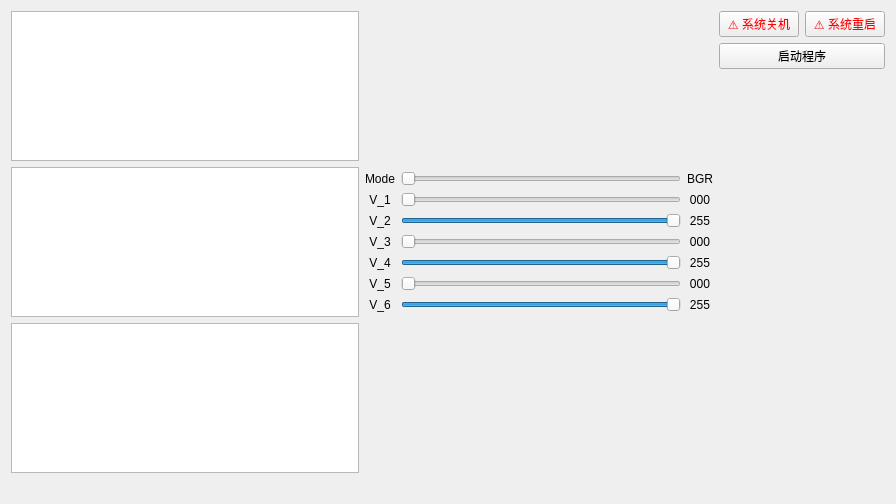
Qt form src/nationale/assets/app_traditional.ui (neoluxis/2025_electronic_design) before a commit.
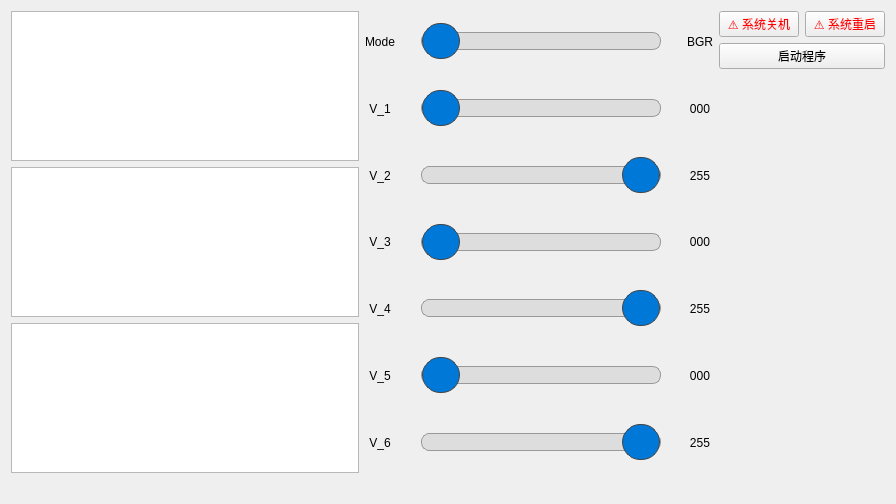
The same form after that commit.

The edit to the form file:
```diff
--- a/src/nationale/assets/app_traditional.ui
+++ b/src/nationale/assets/app_traditional.ui
@@ -81,6 +81,31 @@
          </item>
          <item row="6" column="1">
           <widget class="QSlider" name="sldv6">
+           <property name="sizePolicy">
+            <sizepolicy hsizetype="Expanding" vsizetype="Expanding">
+             <horstretch>0</horstretch>
+             <verstretch>0</verstretch>
+            </sizepolicy>
+           </property>
+           <property name="styleSheet">
+            <string notr="true">QSlider::groove:horizontal {
+    border: 1px solid #999;
+    height: 16px;                /* 滑轨变粗 */
+    background: #ddd;
+    border-radius: 8px;
+    margin: 0 20px;
+}
+
+QSlider::handle:horizontal {
+    background: #0078d7;         /* 蓝色圆柄 */
+    border: 1px solid #444;
+    width: 36px;                 /* 柄变大 */
+    height: 36px;
+    margin: -10px 0;             /* 垂直居中对齐轨道 */
+    border-radius: 18px;
+}
+</string>
+           </property>
            <property name="maximum">
             <number>255</number>
            </property>
@@ -104,6 +129,31 @@
          </item>
          <item row="3" column="1">
           <widget class="QSlider" name="sldv3">
+           <property name="sizePolicy">
+            <sizepolicy hsizetype="Expanding" vsizetype="Expanding">
+             <horstretch>0</horstretch>
+             <verstretch>0</verstretch>
+            </sizepolicy>
+           </property>
+           <property name="styleSheet">
+            <string notr="true">QSlider::groove:horizontal {
+    border: 1px solid #999;
+    height: 16px;                /* 滑轨变粗 */
+    background: #ddd;
+    border-radius: 8px;
+    margin: 0 20px;
+}
+
+QSlider::handle:horizontal {
+    background: #0078d7;         /* 蓝色圆柄 */
+    border: 1px solid #444;
+    width: 36px;                 /* 柄变大 */
+    height: 36px;
+    margin: -10px 0;             /* 垂直居中对齐轨道 */
+    border-radius: 18px;
+}
+</string>
+           </property>
            <property name="maximum">
             <number>255</number>
            </property>
@@ -114,6 +164,31 @@
          </item>
          <item row="4" column="1">
           <widget class="QSlider" name="sldv4">
+           <property name="sizePolicy">
+            <sizepolicy hsizetype="Expanding" vsizetype="Expanding">
+             <horstretch>0</horstretch>
+             <verstretch>0</verstretch>
+            </sizepolicy>
+           </property>
+           <property name="styleSheet">
+            <string notr="true">QSlider::groove:horizontal {
+    border: 1px solid #999;
+    height: 16px;                /* 滑轨变粗 */
+    background: #ddd;
+    border-radius: 8px;
+    margin: 0 20px;
+}
+
+QSlider::handle:horizontal {
+    background: #0078d7;         /* 蓝色圆柄 */
+    border: 1px solid #444;
+    width: 36px;                 /* 柄变大 */
+    height: 36px;
+    margin: -10px 0;             /* 垂直居中对齐轨道 */
+    border-radius: 18px;
+}
+</string>
+           </property>
            <property name="maximum">
             <number>255</number>
            </property>
@@ -137,6 +212,31 @@
          </item>
          <item row="1" column="1">
           <widget class="QSlider" name="sldv1">
+           <property name="sizePolicy">
+            <sizepolicy hsizetype="Expanding" vsizetype="Expanding">
+             <horstretch>0</horstretch>
+             <verstretch>0</verstretch>
+            </sizepolicy>
+           </property>
+           <property name="styleSheet">
+            <string notr="true">QSlider::groove:horizontal {
+    border: 1px solid #999;
+    height: 16px;                /* 滑轨变粗 */
+    background: #ddd;
+    border-radius: 8px;
+    margin: 0 20px;
+}
+
+QSlider::handle:horizontal {
+    background: #0078d7;         /* 蓝色圆柄 */
+    border: 1px solid #444;
+    width: 36px;                 /* 柄变大 */
+    height: 36px;
+    margin: -10px 0;             /* 垂直居中对齐轨道 */
+    border-radius: 18px;
+}
+</string>
+           </property>
            <property name="maximum">
             <number>255</number>
            </property>
@@ -187,6 +287,31 @@
          </item>
          <item row="5" column="1">
           <widget class="QSlider" name="sldv5">
+           <property name="sizePolicy">
+            <sizepolicy hsizetype="Expanding" vsizetype="Expanding">
+             <horstretch>0</horstretch>
+             <verstretch>0</verstretch>
+            </sizepolicy>
+           </property>
+           <property name="styleSheet">
+            <string notr="true">QSlider::groove:horizontal {
+    border: 1px solid #999;
+    height: 16px;                /* 滑轨变粗 */
+    background: #ddd;
+    border-radius: 8px;
+    margin: 0 20px;
+}
+
+QSlider::handle:horizontal {
+    background: #0078d7;         /* 蓝色圆柄 */
+    border: 1px solid #444;
+    width: 36px;                 /* 柄变大 */
+    height: 36px;
+    margin: -10px 0;             /* 垂直居中对齐轨道 */
+    border-radius: 18px;
+}
+</string>
+           </property>
            <property name="maximum">
             <number>255</number>
            </property>
@@ -207,6 +332,31 @@
          </item>
          <item row="2" column="1">
           <widget class="QSlider" name="sldv2">
+           <property name="sizePolicy">
+            <sizepolicy hsizetype="Expanding" vsizetype="Expanding">
+             <horstretch>0</horstretch>
+             <verstretch>0</verstretch>
+            </sizepolicy>
+           </property>
+           <property name="styleSheet">
+            <string notr="true">QSlider::groove:horizontal {
+    border: 1px solid #999;
+    height: 16px;                /* 滑轨变粗 */
+    background: #ddd;
+    border-radius: 8px;
+    margin: 0 20px;
+}
+
+QSlider::handle:horizontal {
+    background: #0078d7;         /* 蓝色圆柄 */
+    border: 1px solid #444;
+    width: 36px;                 /* 柄变大 */
+    height: 36px;
+    margin: -10px 0;             /* 垂直居中对齐轨道 */
+    border-radius: 18px;
+}
+</string>
+           </property>
            <property name="maximum">
             <number>255</number>
            </property>
@@ -250,6 +400,31 @@
          </item>
          <item row="0" column="1">
           <widget class="QSlider" name="sldColorMode">
+           <property name="sizePolicy">
+            <sizepolicy hsizetype="Expanding" vsizetype="Expanding">
+             <horstretch>0</horstretch>
+             <verstretch>0</verstretch>
+            </sizepolicy>
+           </property>
+           <property name="styleSheet">
+            <string notr="true">QSlider::groove:horizontal {
+    border: 1px solid #999;
+    height: 16px;                /* 滑轨变粗 */
+    background: #ddd;
+    border-radius: 8px;
+    margin: 0 20px;
+}
+
+QSlider::handle:horizontal {
+    background: #0078d7;         /* 蓝色圆柄 */
+    border: 1px solid #444;
+    width: 36px;                 /* 柄变大 */
+    height: 36px;
+    margin: -10px 0;             /* 垂直居中对齐轨道 */
+    border-radius: 18px;
+}
+</string>
+           </property>
            <property name="maximum">
             <number>1</number>
            </property>
```
